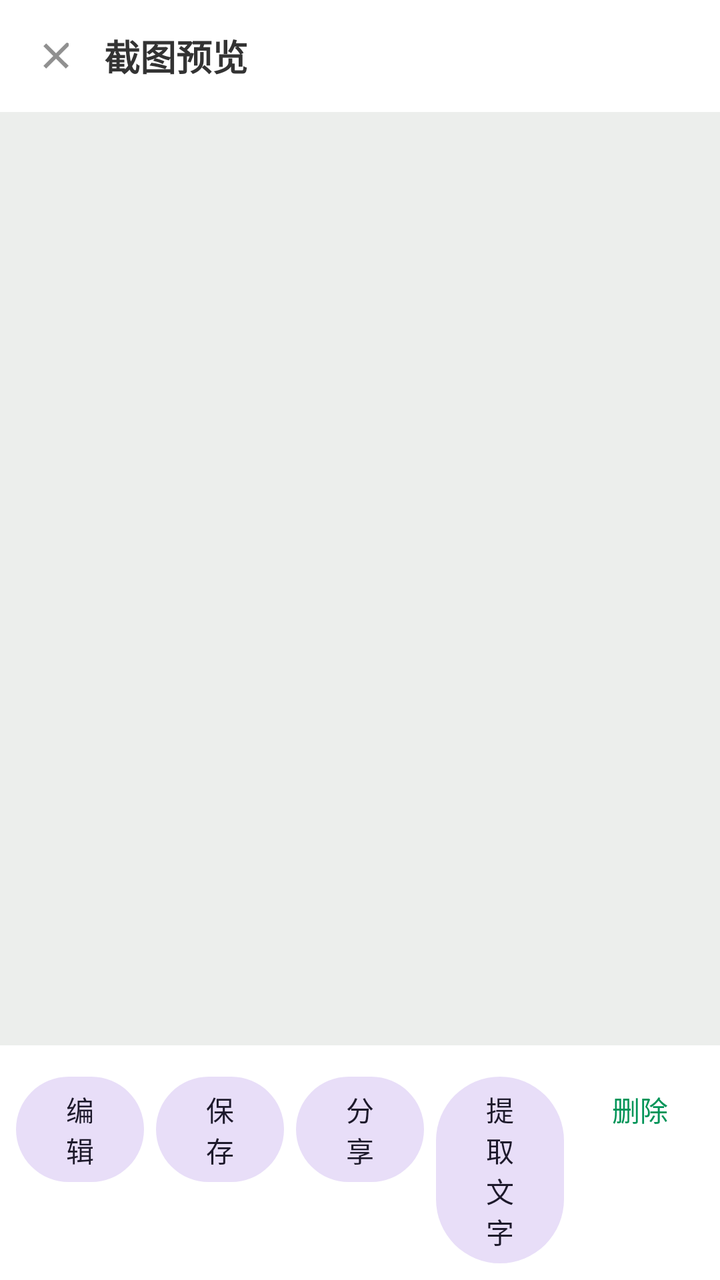
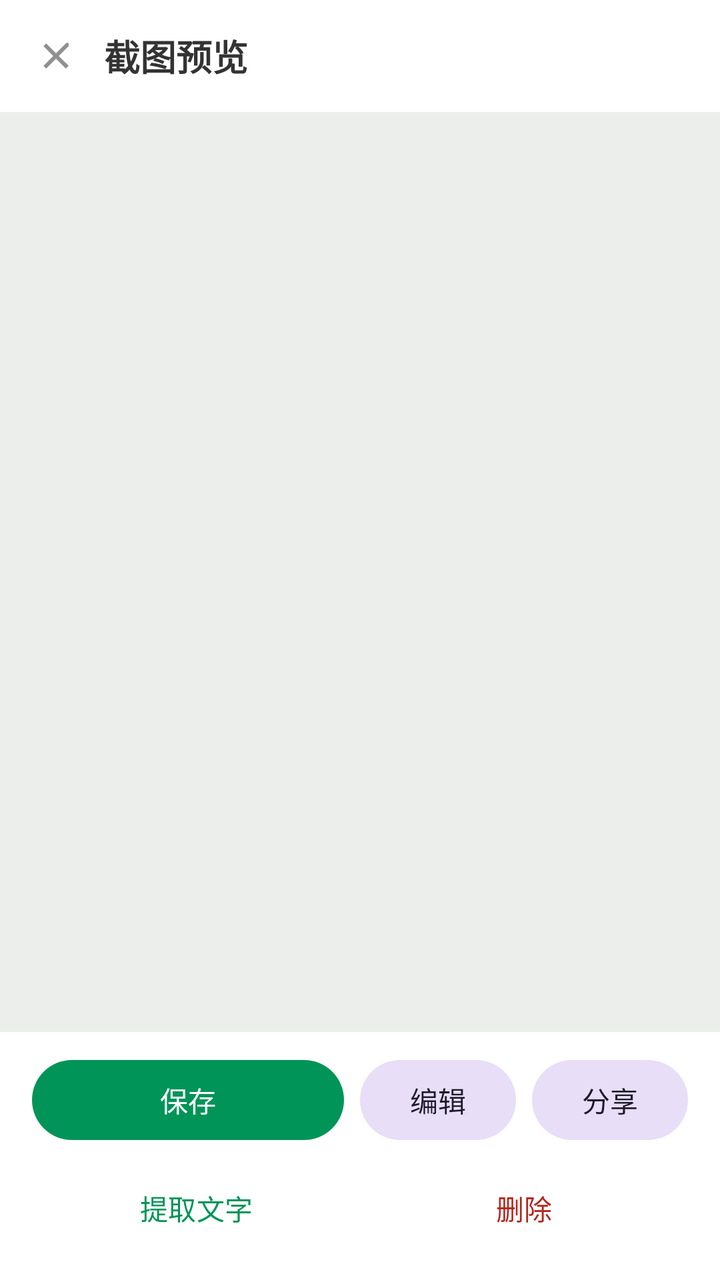

An Android layout rendered at two revisions. The XML below is the earlier revision; the diff shows what the commit changed to produce the second picture.
<!-- AndroidManifest.xml: activity theme Theme.PureShot -->
<!-- res/layout/activity_preview.xml -->
<?xml version="1.0" encoding="utf-8"?>
<LinearLayout xmlns:android="http://schemas.android.com/apk/res/android"
    android:layout_width="match_parent"
    android:layout_height="match_parent"
    android:orientation="vertical">

    <LinearLayout
        android:layout_width="match_parent"
        android:layout_height="56dp"
        android:background="?attr/colorSurface"
        android:gravity="center_vertical"
        android:orientation="horizontal"
        android:paddingStart="4dp"
        android:paddingEnd="16dp">

        <ImageButton
            android:id="@+id/btn_preview_close"
            android:layout_width="48dp"
            android:layout_height="48dp"
            android:background="?attr/selectableItemBackgroundBorderless"
            android:contentDescription="@string/close"
            android:padding="12dp"
            android:src="@drawable/ic_close" />

        <TextView
            android:layout_width="0dp"
            android:layout_height="wrap_content"
            android:layout_weight="1"
            android:text="@string/preview_title"
            android:textColor="?attr/colorOnSurface"
            android:textSize="18sp"
            android:textStyle="bold" />
    </LinearLayout>

    <TextView
        android:id="@+id/preview_hint"
        android:layout_width="match_parent"
        android:layout_height="wrap_content"
        android:background="@color/app_primary_container"
        android:paddingStart="16dp"
        android:paddingTop="8dp"
        android:paddingEnd="16dp"
        android:paddingBottom="8dp"
        android:text="@string/preview_crop_hint"
        android:textColor="?attr/colorOnPrimaryContainer"
        android:textSize="12sp"
        android:visibility="gone" />

    <FrameLayout
        android:layout_width="match_parent"
        android:layout_height="0dp"
        android:layout_weight="1"
        android:background="@color/editor_canvas_bg">

        <ImageView
            android:id="@+id/preview_image"
            android:layout_width="match_parent"
            android:layout_height="match_parent"
            android:layout_margin="12dp"
            android:contentDescription="@null"
            android:scaleType="fitCenter" />
    </FrameLayout>

    <LinearLayout
        android:layout_width="match_parent"
        android:layout_height="wrap_content"
        android:background="?attr/colorSurface"
        android:orientation="horizontal"
        android:padding="8dp">

        <com.google.android.material.button.MaterialButton
            android:id="@+id/btn_preview_edit"
            style="@style/Widget.Material3.Button.TonalButton"
            android:layout_width="0dp"
            android:layout_height="wrap_content"
            android:layout_marginEnd="6dp"
            android:layout_weight="1"
            android:text="@string/edit" />

        <com.google.android.material.button.MaterialButton
            android:id="@+id/btn_preview_save"
            style="@style/Widget.Material3.Button.TonalButton"
            android:layout_width="0dp"
            android:layout_height="wrap_content"
            android:layout_marginEnd="6dp"
            android:layout_weight="1"
            android:text="@string/save" />

        <com.google.android.material.button.MaterialButton
            android:id="@+id/btn_preview_share"
            style="@style/Widget.Material3.Button.TonalButton"
            android:layout_width="0dp"
            android:layout_height="wrap_content"
            android:layout_marginEnd="6dp"
            android:layout_weight="1"
            android:text="@string/share" />

        <com.google.android.material.button.MaterialButton
            android:id="@+id/btn_preview_ocr"
            style="@style/Widget.Material3.Button.TonalButton"
            android:layout_width="0dp"
            android:layout_height="wrap_content"
            android:layout_marginEnd="6dp"
            android:layout_weight="1"
            android:text="@string/ocr_title" />

        <com.google.android.material.button.MaterialButton
            android:id="@+id/btn_preview_delete"
            style="@style/Widget.Material3.Button.TextButton"
            android:layout_width="0dp"
            android:layout_height="wrap_content"
            android:layout_weight="1"
            android:text="@string/delete" />
    </LinearLayout>
</LinearLayout>
<!-- resources referenced by this layout -->
<resources>
  <color name="app_primary_container">#CCF3E2</color>
  <color name="editor_canvas_bg">#ECEEEC</color>
  <!-- drawable ic_close (drawable) -->
  <?xml version="1.0" encoding="utf-8"?>
  <vector xmlns:android="http://schemas.android.com/apk/res/android"
      android:width="24dp" android:height="24dp" android:viewportWidth="24" android:viewportHeight="24">
      <path android:fillColor="@color/icon_tint"
          android:pathData="M18.3,5.71a1,1 0 0 0 -1.41,0L12,10.59 7.11,5.7 5.7,7.11 10.59,12 5.7,16.89 7.11,18.3 12,13.41l4.89,4.88 1.41,-1.41L13.41,12l4.89,-4.89 0,-1.4z" />
  </vector>
  <string name="close">关闭</string>
  <string name="delete">删除</string>
  <string name="edit">编辑</string>
  <string name="ocr_title">提取文字</string>
  <string name="preview_crop_hint">可二次微调裁切系统栏</string>
  <string name="preview_title">截图预览</string>
  <string name="save">保存</string>
  <string name="share">分享</string>
  <style name="Theme.PureShot" parent="Theme.Material3.DayNight.NoActionBar">
          <item name="colorPrimary">@color/app_primary</item>
          <item name="colorOnPrimary">@color/app_on_primary</item>
          <item name="colorPrimaryContainer">@color/app_primary_container</item>
          <item name="colorOnPrimaryContainer">@color/app_on_primary_container</item>
          <item name="colorSecondary">@color/app_secondary</item>
          <item name="colorOnSecondary">@color/app_on_secondary</item>
          <item name="android:colorBackground">@color/app_background</item>
          <item name="colorOnBackground">@color/app_on_background</item>
          <item name="colorSurface">@color/app_surface</item>
          <item name="colorOnSurface">@color/app_on_surface</item>
          <item name="colorSurfaceVariant">@color/app_surface_variant</item>
          <item name="colorOnSurfaceVariant">@color/app_on_surface_variant</item>
          <item name="colorOutline">@color/app_outline</item>
          <item name="android:statusBarColor">@color/app_background</item>
          <item name="android:navigationBarColor">@color/app_background</item>
          <item name="android:windowLightStatusBar">@bool/light_status_bar</item>
          <item name="materialAlertDialogTheme">@style/Theme.PureShot.Dialog.Alert</item>
      </style>
  <color name="icon_tint">#8A333333</color>
  <color name="app_primary">@color/brand_primary</color>
  <color name="app_on_primary">#FFFFFF</color>
  <color name="app_on_primary_container">#00341D</color>
  <color name="app_secondary">@color/brand_light_green</color>
  <color name="app_on_secondary">#FFFFFF</color>
  <color name="app_background">#FFFFFF</color>
  <color name="app_on_background">#333333</color>
  <color name="app_surface">#FFFFFF</color>
  <color name="app_on_surface">#333333</color>
  <color name="app_surface_variant">#F2F5F3</color>
  <color name="app_on_surface_variant">#5F6B65</color>
  <color name="app_outline">#C3CCC7</color>
  <style name="Theme.PureShot.Dialog.Alert" parent="ThemeOverlay.Material3.MaterialAlertDialog" />
  <color name="brand_primary">#009458</color>
  <color name="brand_light_green">#34B97C</color>
</resources>

<!-- the commit's change to res/layout/activity_preview.xml (unified diff, before → after) -->
@@ -65,51 +65,65 @@
         android:layout_width="match_parent"
         android:layout_height="wrap_content"
         android:background="?attr/colorSurface"
-        android:orientation="horizontal"
-        android:padding="8dp">
+        android:orientation="vertical"
+        android:paddingStart="16dp"
+        android:paddingTop="10dp"
+        android:paddingEnd="16dp"
+        android:paddingBottom="12dp">
 
-        <com.google.android.material.button.MaterialButton
-            android:id="@+id/btn_preview_edit"
-            style="@style/Widget.Material3.Button.TonalButton"
-            android:layout_width="0dp"
+        <LinearLayout
+            android:layout_width="match_parent"
             android:layout_height="wrap_content"
-            android:layout_marginEnd="6dp"
-            android:layout_weight="1"
-            android:text="@string/edit" />
+            android:orientation="horizontal">
 
-        <com.google.android.material.button.MaterialButton
-            android:id="@+id/btn_preview_save"
-            style="@style/Widget.Material3.Button.TonalButton"
-            android:layout_width="0dp"
+            <com.google.android.material.button.MaterialButton
+                android:id="@+id/btn_preview_save"
+                android:layout_width="0dp"
+                android:layout_height="wrap_content"
+                android:layout_marginEnd="8dp"
+                android:layout_weight="2"
+                android:text="@string/save" />
+
+            <com.google.android.material.button.MaterialButton
+                android:id="@+id/btn_preview_edit"
+                style="@style/Widget.Material3.Button.TonalButton"
+                android:layout_width="0dp"
+                android:layout_height="wrap_content"
+                android:layout_marginEnd="8dp"
+                android:layout_weight="1"
+                android:text="@string/edit" />
+
+            <com.google.android.material.button.MaterialButton
+                android:id="@+id/btn_preview_share"
+                style="@style/Widget.Material3.Button.TonalButton"
+                android:layout_width="0dp"
+                android:layout_height="wrap_content"
+                android:layout_weight="1"
+                android:text="@string/share" />
+        </LinearLayout>
+
+        <LinearLayout
+            android:layout_width="match_parent"
             android:layout_height="wrap_content"
-            android:layout_marginEnd="6dp"
-            android:layout_weight="1"
-            android:text="@string/save" />
+            android:layout_marginTop="6dp"
+            android:orientation="horizontal">
 
-        <com.google.android.material.button.MaterialButton
-            android:id="@+id/btn_preview_share"
-            style="@style/Widget.Material3.Button.TonalButton"
-            android:layout_width="0dp"
-            android:layout_height="wrap_content"
-            android:layout_marginEnd="6dp"
-            android:layout_weight="1"
-            android:text="@string/share" />
+            <com.google.android.material.button.MaterialButton
+                android:id="@+id/btn_preview_ocr"
+                style="@style/Widget.Material3.Button.TextButton"
+                android:layout_width="0dp"
+                android:layout_height="wrap_content"
+                android:layout_weight="1"
+                android:text="@string/ocr_title" />
 
-        <com.google.android.material.button.MaterialButton
-            android:id="@+id/btn_preview_ocr"
-            style="@style/Widget.Material3.Button.TonalButton"
-            android:layout_width="0dp"
-            android:layout_height="wrap_content"
-            android:layout_marginEnd="6dp"
-            android:layout_weight="1"
-            android:text="@string/ocr_title" />
-
-        <com.google.android.material.button.MaterialButton
-            android:id="@+id/btn_preview_delete"
-            style="@style/Widget.Material3.Button.TextButton"
-            android:layout_width="0dp"
-            android:layout_height="wrap_content"
-            android:layout_weight="1"
-            android:text="@string/delete" />
+            <com.google.android.material.button.MaterialButton
+                android:id="@+id/btn_preview_delete"
+                style="@style/Widget.Material3.Button.TextButton"
+                android:layout_width="0dp"
+                android:layout_height="wrap_content"
+                android:textColor="?attr/colorError"
+                android:layout_weight="1"
+                android:text="@string/delete" />
+        </LinearLayout>
     </LinearLayout>
 </LinearLayout>
